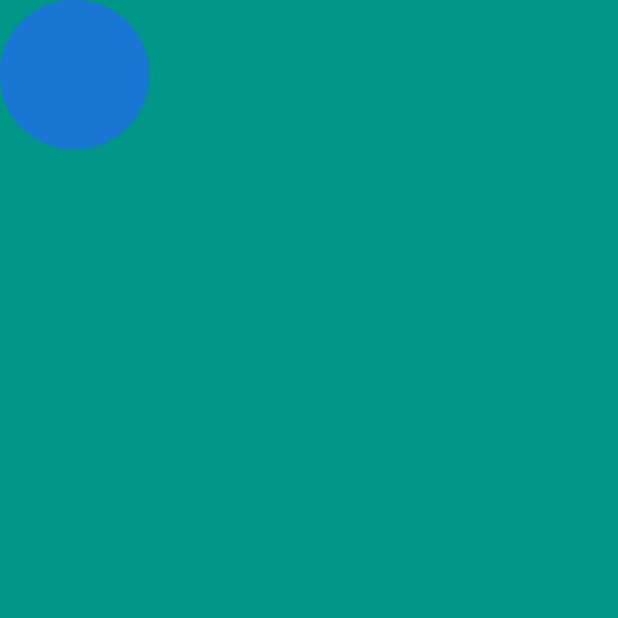
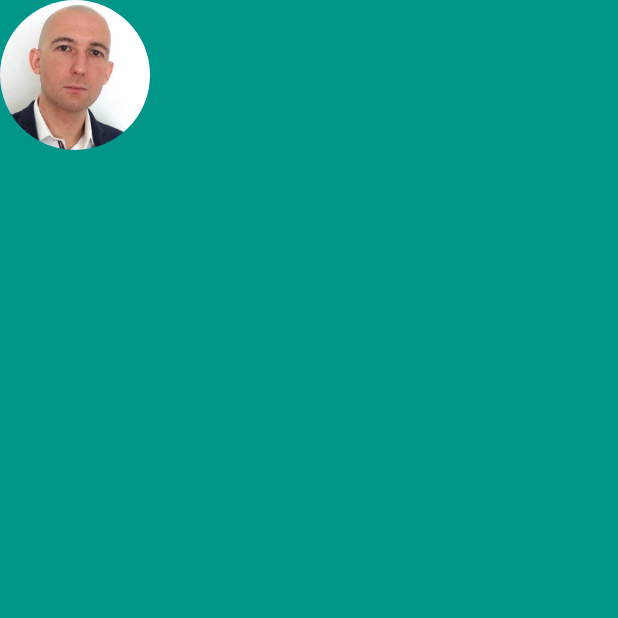
Before and after one commit to gpetuhov/FlutterTutorial, a Flutter app: the screen it shows after launch, on a phone screen of 412 x 824 dp, the top half of it. Run offline on Flutter 3.47's test engine with Material 2 defaults, Android fonts, the phone set to English and light mode, and no system bars.

Commit message:
Add avatar

```diff
--- a/03-MiCard/mi_card_flutter/lib/main.dart
+++ b/03-MiCard/mi_card_flutter/lib/main.dart
@@ -15,6 +15,7 @@ class MyApp extends StatelessWidget {
             children: [
               CircleAvatar(
                 radius: 50.0,
+                backgroundImage: AssetImage('images/me.jpg'),
               )
             ],
           ),
--- a/03-MiCard/mi_card_flutter/pubspec.yaml
+++ b/03-MiCard/mi_card_flutter/pubspec.yaml
@@ -37,9 +37,8 @@ flutter:
   uses-material-design: true
 
   # To add assets to your application, add an assets section, like this:
-  # assets:
-  #  - images/a_dot_burr.jpeg
-  #  - images/a_dot_ham.jpeg
+  assets:
+    - images/
 
   # An image asset can refer to one or more resolution-specific "variants", see
   # https://flutter.io/assets-and-images/#resolution-aware.
```
Also changed, not shown: 03-MiCard/mi_card_flutter/images/me.jpg (added).
